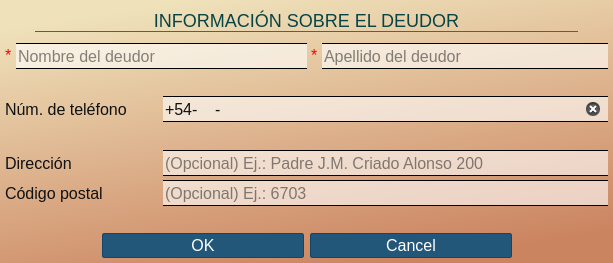
Old version of the form ui/debtorDataDialog.ui in the repository Bruno-Heit/programa-forrajeria.
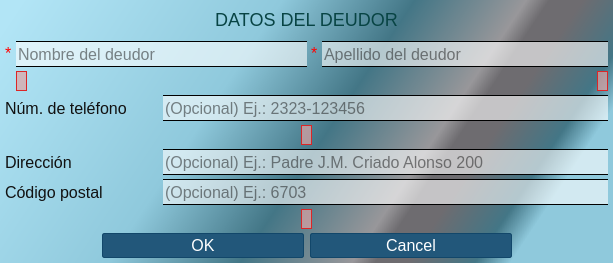
New version of the form.

Commit message: DELETED DebtorDataValidation subclass and CHANGED style of DebtorDataDialog.ui

Patch:
```diff
--- a/ui/debtorDataDialog.ui
+++ b/ui/debtorDataDialog.ui
@@ -21,17 +21,15 @@
   </property>
   <property name="styleSheet">
    <string notr="true">* {
-	background-color: transparent;
 	color: #111;
-/*	border-color: #0b7e7f;*/
 	border-color: #7f7e0b;
-	font-family: &quot;Tahoma&quot;, &quot;Sans-Serif&quot;;
+	font-family: &quot;Tahoma&quot;, &quot;Verdana&quot;, &quot;Sans-Serif&quot;;
 	font-size: 16px;
 }
 
 
 QDialog {
-	background-color: qlineargradient(spread:pad, x1:0.658, y1:1, x2:0.289, y2:0, stop:0 rgba(203, 132, 96, 255), stop:1 rgba(239, 226, 187, 255));
+	background-color: qlineargradient(spread:pad, x1:0, y1:0.124364, x2:1, y2:0.409182, stop:0 rgba(178, 229, 246, 255), stop:0.393082 rgba(143, 201, 220, 255), stop:0.59306 rgba(67, 118, 134, 255), stop:0.761006 rgba(152, 151, 154, 255), stop:0.795597 rgba(110, 108, 112, 255), stop:0.845912 rgba(110, 108, 112, 255), stop:0.946372 rgba(67, 118, 134, 255), stop:1 rgba(143, 201, 220, 255));
 }
 
 
@@ -39,7 +37,9 @@
 #label_debtorSurname_feedback,
 #label_phoneNumber_feedback,
 #label_postalCode_feedback {
-	color: #f00;
+	color: #dc2627;
+	border: 1px solid #dc2627;
+	background-color: rgba(224,164,164,0.7);
 }
 
 
@@ -163,7 +163,7 @@
         </property>
        </widget>
       </item>
-      <item row="2" column="4">
+      <item row="2" column="4" alignment="Qt::AlignRight|Qt::AlignTop">
        <widget class="QLabel" name="label_debtorSurname_feedback">
         <property name="text">
          <string notr="true"/>
@@ -198,7 +198,7 @@
         </property>
        </widget>
       </item>
-      <item row="4" column="0" colspan="5">
+      <item row="4" column="0" colspan="5" alignment="Qt::AlignHCenter|Qt::AlignTop">
        <widget class="QLabel" name="label_phoneNumber_feedback">
         <property name="text">
          <string notr="true"/>
@@ -249,7 +249,7 @@
 border-color: rgb(11, 126, 127);</string>
         </property>
         <property name="text">
-         <string notr="true">INFORMACIÓN SOBRE EL DEUDOR</string>
+         <string notr="true">DATOS DEL DEUDOR</string>
         </property>
         <property name="textFormat">
          <enum>Qt::PlainText</enum>
@@ -298,7 +298,7 @@
         </property>
        </widget>
       </item>
-      <item row="2" column="1" colspan="2">
+      <item row="2" column="1" colspan="2" alignment="Qt::AlignLeft|Qt::AlignTop">
        <widget class="QLabel" name="label_debtorName_feedback">
         <property name="text">
          <string notr="true"/>
@@ -323,10 +323,10 @@
          <string notr="true">&lt;html&gt;&lt;head/&gt;&lt;body&gt;&lt;p&gt;(Opcional) número de teléfono del deudor.&lt;/p&gt;&lt;p&gt;&lt;span style=&quot; font-weight:600; text-decoration: underline;&quot;&gt;NOTA:&lt;/span&gt; si el deudor ya existe en la base de datos es recomendable &lt;span style=&quot; text-decoration: underline;&quot;&gt;no llenar este campo&lt;/span&gt;, porque creará un registro diferente del mismo deudor.&lt;/p&gt;&lt;p&gt;&lt;span style=&quot; font-weight:600; text-decoration: underline;&quot;&gt;NOTA:&lt;/span&gt; no lleva ni 0 ni 15, pero sí requiere el código de país (el de Argentina es +54).&lt;/p&gt;&lt;/body&gt;&lt;/html&gt;</string>
         </property>
         <property name="inputMask">
-         <string notr="true">+99-9999-000000000</string>
+         <string notr="true"/>
         </property>
         <property name="text">
-         <string>+54--</string>
+         <string notr="true"/>
         </property>
         <property name="frame">
          <bool>false</bool>
@@ -342,7 +342,7 @@
         </property>
        </widget>
       </item>
-      <item row="8" column="0" colspan="5">
+      <item row="8" column="0" colspan="5" alignment="Qt::AlignHCenter|Qt::AlignTop">
        <widget class="QLabel" name="label_postalCode_feedback">
         <property name="text">
          <string notr="true"/>
```
Left out of the diff: 12 changed lines with no effect on the pictures. The commit also changes 1 other file.
